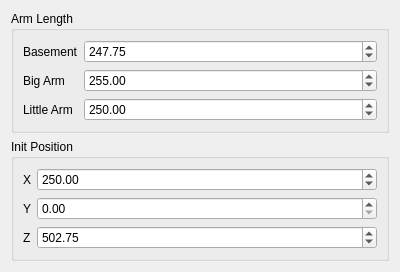
Before: the Qt Designer form source/wnd/ui/sinanjuconfig.ui in ww4u/megarobostudio, drawn with Qt 5.
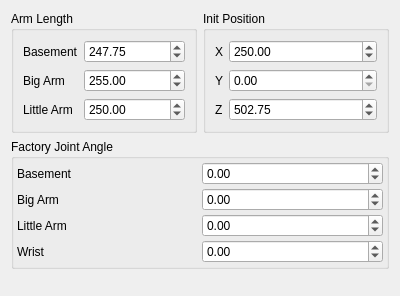
After: the same form once the commit is applied.

The edit to the form file:
```diff
--- a/source/wnd/ui/sinanjuconfig.ui
+++ b/source/wnd/ui/sinanjuconfig.ui
@@ -7,14 +7,27 @@
     <x>0</x>
     <y>0</y>
     <width>400</width>
-    <height>263</height>
+    <height>296</height>
    </rect>
   </property>
   <property name="windowTitle">
    <string>Form</string>
   </property>
-  <layout class="QVBoxLayout" name="verticalLayout">
-   <item>
+  <layout class="QGridLayout" name="gridLayout">
+   <item row="2" column="0">
+    <spacer name="verticalSpacer">
+     <property name="orientation">
+      <enum>Qt::Vertical</enum>
+     </property>
+     <property name="sizeHint" stdset="0">
+      <size>
+       <width>20</width>
+       <height>40</height>
+      </size>
+     </property>
+    </spacer>
+   </item>
+   <item row="0" column="0">
     <widget class="QGroupBox" name="groupBox">
      <property name="title">
       <string>Arm Length</string>
@@ -74,7 +87,7 @@
      </layout>
     </widget>
    </item>
-   <item>
+   <item row="0" column="1">
     <widget class="QGroupBox" name="groupBox_2">
      <property name="title">
       <string>Init Position</string>
@@ -134,18 +147,97 @@
      </layout>
     </widget>
    </item>
-   <item>
-    <spacer name="verticalSpacer">
-     <property name="orientation">
-      <enum>Qt::Vertical</enum>
+   <item row="1" column="0" colspan="2">
+    <widget class="QGroupBox" name="groupBox_3">
+     <property name="title">
+      <string>Factory Joint Angle</string>
      </property>
-     <property name="sizeHint" stdset="0">
-      <size>
-       <width>20</width>
-       <height>40</height>
-      </size>
-     </property>
-    </spacer>
+     <layout class="QGridLayout" name="gridLayout_2">
+      <property name="leftMargin">
+       <number>3</number>
+      </property>
+      <property name="topMargin">
+       <number>3</number>
+      </property>
+      <property name="rightMargin">
+       <number>3</number>
+      </property>
+      <property name="bottomMargin">
+       <number>3</number>
+      </property>
+      <property name="spacing">
+       <number>3</number>
+      </property>
+      <item row="1" column="0">
+       <widget class="QLabel" name="label_8">
+        <property name="text">
+         <string>Big Arm</string>
+        </property>
+       </widget>
+      </item>
+      <item row="0" column="0">
+       <widget class="QLabel" name="label_7">
+        <property name="text">
+         <string>Basement</string>
+        </property>
+       </widget>
+      </item>
+      <item row="2" column="0">
+       <widget class="QLabel" name="label_9">
+        <property name="text">
+         <string>Little Arm</string>
+        </property>
+       </widget>
+      </item>
+      <item row="0" column="1">
+       <widget class="QDoubleSpinBox" name="angleFactBase">
+        <property name="minimum">
+         <double>-180.000000000000000</double>
+        </property>
+        <property name="maximum">
+         <double>180.000000000000000</double>
+        </property>
+       </widget>
+      </item>
+      <item row="3" column="0">
+       <widget class="QLabel" name="label_10">
+        <property name="text">
+         <string>Wrist</string>
+        </property>
+       </widget>
+      </item>
+      <item row="1" column="1">
+       <widget class="QDoubleSpinBox" name="angleFactBa">
+        <property name="minimum">
+         <double>-180.000000000000000</double>
+        </property>
+        <property name="maximum">
+         <double>180.000000000000000</double>
+        </property>
+       </widget>
+      </item>
+      <item row="2" column="1">
+       <widget class="QDoubleSpinBox" name="angleFactLa">
+        <property name="minimum">
+         <double>-180.000000000000000</double>
+        </property>
+        <property name="maximum">
+         <double>180.000000000000000</double>
+        </property>
+       </widget>
+      </item>
+      <item row="3" column="1">
+       <widget class="QDoubleSpinBox" name="angleFactWr">
+        <property name="minimum">
+         <double>-180.000000000000000</double>
+        </property>
+        <property name="maximum">
+         <double>180.000000000000000</double>
+        </property>
+       </widget>
+      </item>
+     </layout>
+    </widget>
    </item>
   </layout>
  </widget>
```
